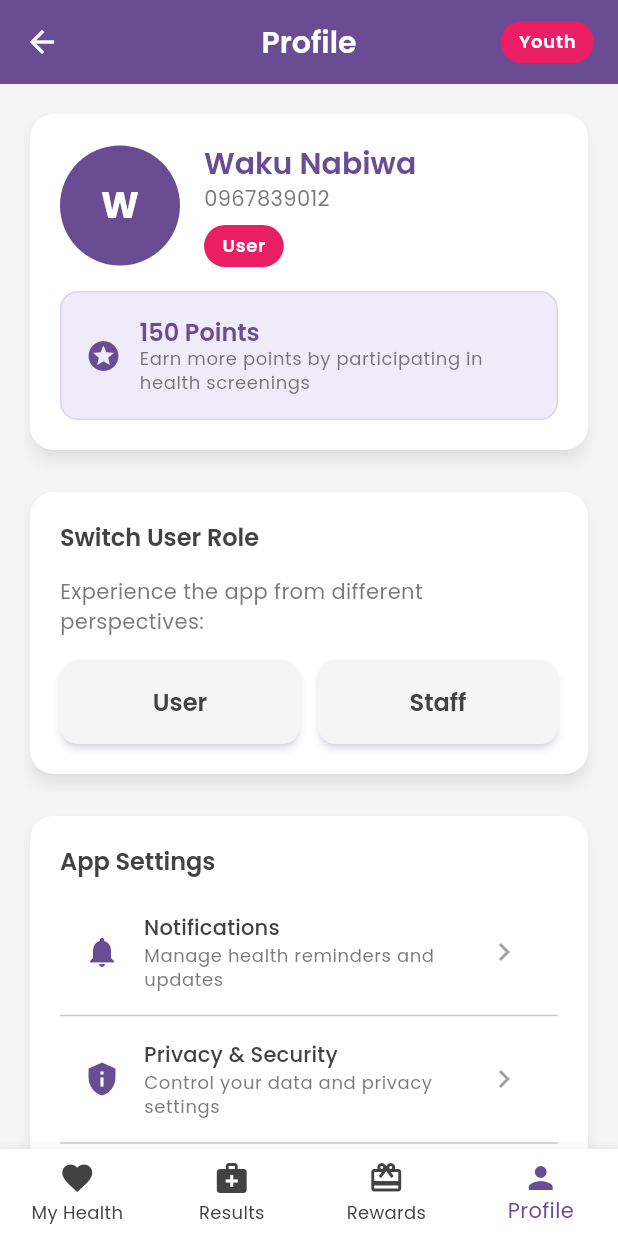
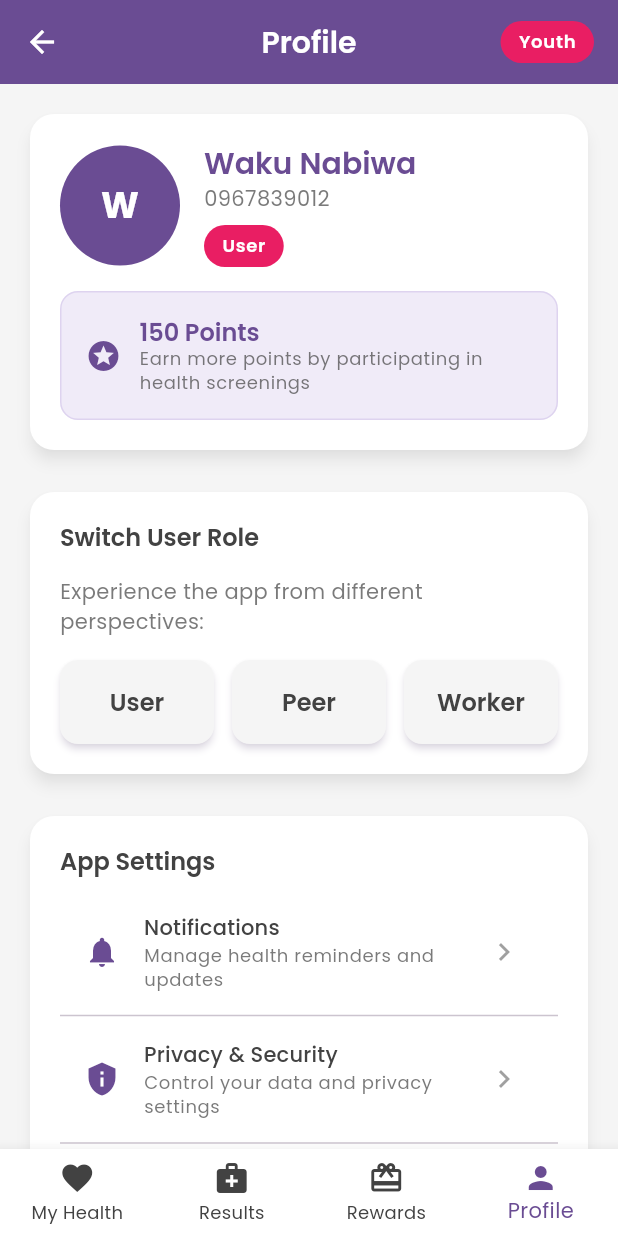
Before and after one commit to pumulo-mufalali/BwinoLink_YouthCare, a Flutter app: the HomeScreen screen opened by its route, item 4 of the bottom bar chosen, on a phone screen of 412 x 824 dp. Run offline on Flutter 3.47's test engine with Material 3 defaults, Android fonts, the light colour scheme and no system bars; our stand-ins replace google_fonts; accounts and stored records are empty.

Commit message:
peer switcher button

```diff
--- a/lib/main.dart
+++ b/lib/main.dart
@@ -1,3 +1,4 @@
+import 'package:bwino_link_youthcare/screens/results_tab.dart';
 import 'package:flutter/material.dart';
 import 'package:provider/provider.dart';
 import 'providers/app_state.dart';
@@ -36,6 +37,7 @@ class BwinoLinkApp extends StatelessWidget {
           '/signup': (context) => const SignupScreen(),
           '/add-screening': (context) => const AddScreeningScreen(),
           '/health-access-points': (context) => const HealthAccessPointsScreen(),
+          '/results-tab': (context) => const ResultsTab(),
           '/peer-navigator': (context) => const PeerNavigatorScreen(),
           '/gamification': (context) => const GamificationScreen(),
           '/booking': (context) => const BookingScreen(),
--- a/lib/screens/home_screen.dart
+++ b/lib/screens/home_screen.dart
@@ -94,13 +94,6 @@ class _HomeScreenState extends State<HomeScreen> {
         const RewardsTab(),
         const SettingsTab(),
       ];
-    } else if (appState.isVendor) {
-      return [
-        const HomeTab(),
-        const ResultsTab(),
-        const RewardsTab(),
-        const SettingsTab(),
-      ];
     }
     return [
       const HomeTab(),
@@ -165,13 +158,6 @@ class _HomeScreenState extends State<HomeScreen> {
         Icons.card_giftcard,
         Icons.person,
       ];
-    } else if (appState.isVendor) {
-      return [
-        Icons.store,
-        Icons.medical_services,
-        Icons.card_giftcard,
-        Icons.settings,
-      ];
     }
     return [
       Icons.home,
@@ -190,8 +176,6 @@ class _HomeScreenState extends State<HomeScreen> {
         return AppTheme.secondaryBlue;
       case 'peer_navigator':
         return AppTheme.primaryPurple;
-      case 'vendor':
-        return AppTheme.successGreen;
       default:
         return AppTheme.primaryPurple;
     }
--- a/lib/screens/home_tab.dart
+++ b/lib/screens/home_tab.dart
@@ -3,6 +3,7 @@ import 'package:provider/provider.dart';
 import '../providers/app_state.dart';
 import '../theme/app_theme.dart';
 import '../data/dummy_data.dart';
+import 'results_tab.dart';
 
 class HomeTab extends StatelessWidget {
   const HomeTab({super.key});
@@ -216,7 +217,7 @@ class HomeTab extends StatelessWidget {
                     Icons.medical_services,
                     AppTheme.secondaryBlue,
                           () {
-                        Navigator.pushNamed(context, '/health-access-points');
+                        Navigator.pushNamed(context, '/results-tab');
                       }
                   ),
                 ),
--- a/lib/screens/settings_tab.dart
+++ b/lib/screens/settings_tab.dart
@@ -168,6 +168,22 @@ class SettingsTab extends StatelessWidget {
                           const SizedBox(width: 12),
                           Expanded(
                             child: ElevatedButton(
+                              onPressed: () => appState.switchUserRole('peer_navigator'),
+                              style: ElevatedButton.styleFrom(
+                                backgroundColor: user.role == 'peer_navigator'
+                                    ? AppTheme.successGreen
+                                    : AppTheme.lightGrey,
+                                foregroundColor: user.role == 'peer_navigator'
+                                    ? AppTheme.white
+                                    : AppTheme.darkGrey,
+                                padding: const EdgeInsets.symmetric(vertical: 16),
+                              ),
+                              child: const Text('Peer'),
+                            ),
+                          ),
+                          const SizedBox(width: 12),
+                          Expanded(
+                            child: ElevatedButton(
                               onPressed: () => appState.switchUserRole('staff'),
                               style: ElevatedButton.styleFrom(
                                 backgroundColor: user.role == 'staff'
@@ -178,7 +194,7 @@ class SettingsTab extends StatelessWidget {
                                     : AppTheme.darkGrey,
                                 padding: const EdgeInsets.symmetric(vertical: 16),
                               ),
-                              child: const Text('Staff'),
+                              child: const Text('Worker'),
                             ),
                           ),
                         ],
```
